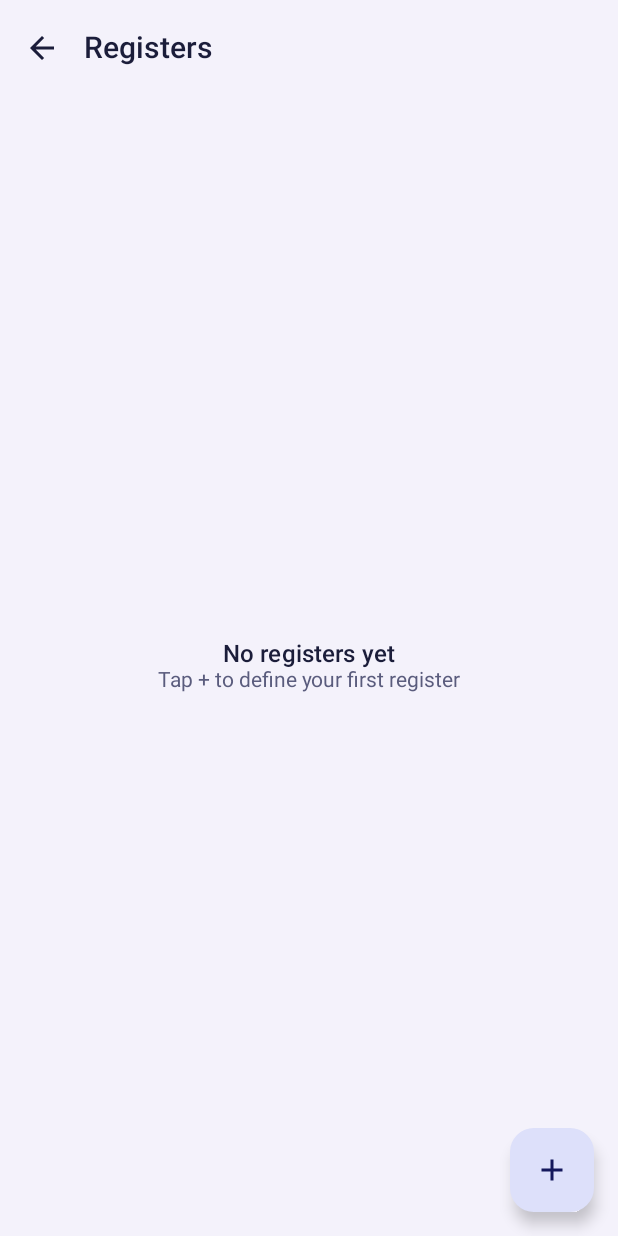
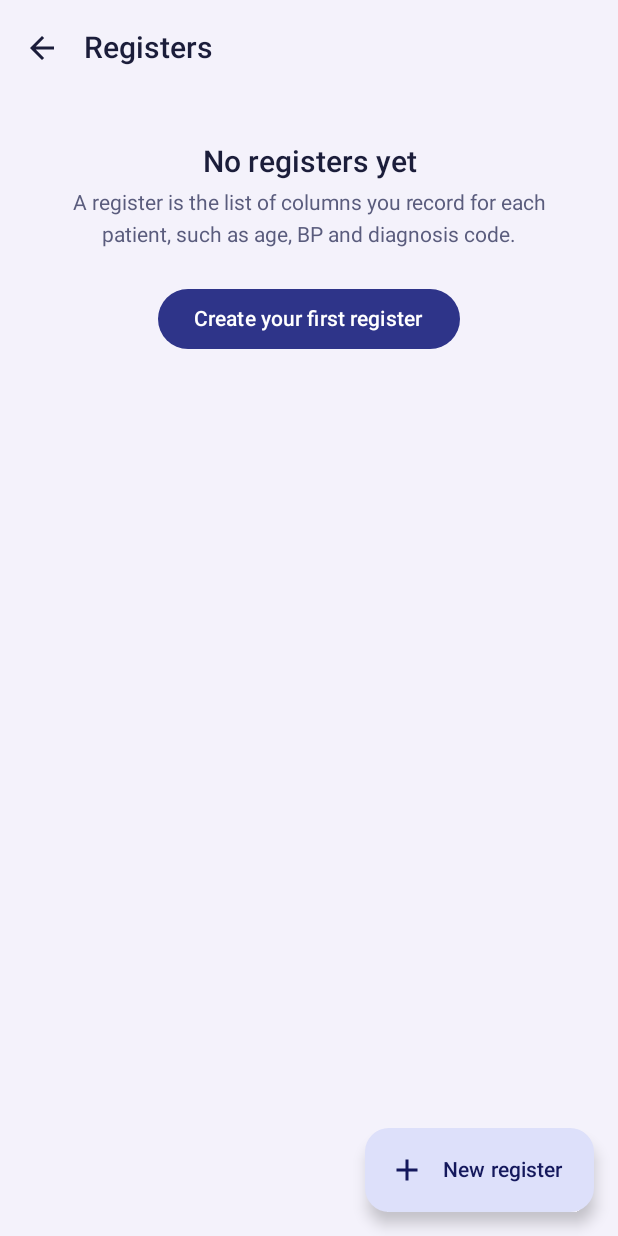
Before and after one commit to sammyotsieno-cloud/AfyaReport, an Android app built with Jetpack Compose: the RegisterListScreen screen opened through its navigation route, on a phone screen of 412 x 824 dp. Run offline under Robolectric (Android 15) with nearby library versions, the phone set to English and light mode, and no system bars.

Commit message:
Restyle Home and Registers: margin cards, themed top bar, empty state

```diff
--- a/app/src/main/java/ke/co/afyareport/ui/home/HomeScreen.kt
+++ b/app/src/main/java/ke/co/afyareport/ui/home/HomeScreen.kt
@@ -4,16 +4,15 @@ import androidx.compose.foundation.layout.Arrangement
 import androidx.compose.foundation.layout.Column
 import androidx.compose.foundation.layout.Spacer
 import androidx.compose.foundation.layout.fillMaxSize
-import androidx.compose.foundation.layout.fillMaxWidth
 import androidx.compose.foundation.layout.height
 import androidx.compose.foundation.layout.padding
-import androidx.compose.material3.Button
+import androidx.compose.foundation.layout.safeDrawingPadding
 import androidx.compose.material3.MaterialTheme
 import androidx.compose.material3.Text
 import androidx.compose.runtime.Composable
-import androidx.compose.ui.Alignment
 import androidx.compose.ui.Modifier
 import androidx.compose.ui.unit.dp
+import ke.co.afyareport.ui.theme.MarginCard
 
 @Composable
 fun HomeScreen(
@@ -23,36 +22,42 @@ fun HomeScreen(
     Column(
         modifier = Modifier
             .fillMaxSize()
-            .padding(24.dp),
-        verticalArrangement = Arrangement.Center,
-        horizontalAlignment = Alignment.CenterHorizontally
+            .safeDrawingPadding()
+            .padding(horizontal = 20.dp, vertical = 24.dp),
+        verticalArrangement = Arrangement.Top
     ) {
+        Spacer(Modifier.height(48.dp))
         Text(
             text = "AfyaReport",
-            style = MaterialTheme.typography.headlineLarge
+            style = MaterialTheme.typography.displaySmall,
+            color = MaterialTheme.colorScheme.primary
         )
+        Spacer(Modifier.height(8.dp))
         Text(
-            text = "Offline health register & reporting",
-            style = MaterialTheme.typography.bodyMedium,
+            text = "Set up a register once, enter patients, and get the monthly summary without a tally sheet.",
+            style = MaterialTheme.typography.bodyLarge,
             color = MaterialTheme.colorScheme.onSurfaceVariant
         )
+        Spacer(Modifier.height(40.dp))
 
-        Spacer(modifier = Modifier.height(48.dp))
-
-        Button(
-            onClick = onNavigateToRegisters,
-            modifier = Modifier.fillMaxWidth()
-        ) {
-            Text("Registers")
+        MarginCard(onClick = onNavigateToRegisters) {
+            Text("Registers", style = MaterialTheme.typography.titleMedium)
+            Spacer(Modifier.height(2.dp))
+            Text(
+                "Define the columns of a register and the codes it uses.",
+                style = MaterialTheme.typography.bodyMedium,
+                color = MaterialTheme.colorScheme.onSurfaceVariant
+            )
         }
-
-        Spacer(modifier = Modifier.height(16.dp))
-
-        Button(
-            onClick = onNavigateToSessions,
-            modifier = Modifier.fillMaxWidth()
-        ) {
-            Text("Reporting Sessions")
+        Spacer(Modifier.height(12.dp))
+        MarginCard(onClick = onNavigateToSessions) {
+            Text("Reporting sessions", style = MaterialTheme.typography.titleMedium)
+            Spacer(Modifier.height(2.dp))
+            Text(
+                "Enter patients from a register and compile the month.",
+                style = MaterialTheme.typography.bodyMedium,
+                color = MaterialTheme.colorScheme.onSurfaceVariant
+            )
         }
     }
 }
--- a/app/src/main/java/ke/co/afyareport/ui/register/RegisterListScreen.kt
+++ b/app/src/main/java/ke/co/afyareport/ui/register/RegisterListScreen.kt
@@ -1,8 +1,6 @@
 package ke.co.afyareport.ui.register
 
-import androidx.compose.foundation.clickable
 import androidx.compose.foundation.layout.Arrangement
-import androidx.compose.foundation.layout.Column
 import androidx.compose.foundation.layout.PaddingValues
 import androidx.compose.foundation.layout.Row
 import androidx.compose.foundation.layout.fillMaxSize
@@ -11,17 +9,12 @@ import androidx.compose.foundation.layout.padding
 import androidx.compose.foundation.lazy.LazyColumn
 import androidx.compose.foundation.lazy.items
 import androidx.compose.material.icons.Icons
-import androidx.compose.material.icons.automirrored.filled.ArrowBack
 import androidx.compose.material.icons.filled.Add
-import androidx.compose.material3.Card
-import androidx.compose.material3.ExperimentalMaterial3Api
-import androidx.compose.material3.FloatingActionButton
+import androidx.compose.material3.ExtendedFloatingActionButton
 import androidx.compose.material3.Icon
-import androidx.compose.material3.IconButton
 import androidx.compose.material3.MaterialTheme
 import androidx.compose.material3.Scaffold
 import androidx.compose.material3.Text
-import androidx.compose.material3.TopAppBar
 import androidx.compose.runtime.Composable
 import androidx.compose.runtime.collectAsState
 import androidx.compose.runtime.getValue
@@ -30,8 +23,12 @@ import androidx.compose.ui.Modifier
 import androidx.compose.ui.unit.dp
 import ke.co.afyareport.data.local.entity.RegisterDefinitionEntity
 import ke.co.afyareport.data.repository.RegisterRepository
+import ke.co.afyareport.ui.theme.AfyaTopBar
+import ke.co.afyareport.ui.theme.ChipTone
+import ke.co.afyareport.ui.theme.EmptyState
+import ke.co.afyareport.ui.theme.MarginCard
+import ke.co.afyareport.ui.theme.StatusChip
 
-@OptIn(ExperimentalMaterial3Api::class)
 @Composable
 fun RegisterListScreen(
     registerRepository: RegisterRepository,
@@ -42,54 +39,31 @@ fun RegisterListScreen(
     val registers by registerRepository.observeAllRegisters().collectAsState(initial = emptyList())
 
     Scaffold(
-        topBar = {
-            TopAppBar(
-                title = { Text("Registers") },
-                navigationIcon = {
-                    IconButton(onClick = onBack) {
-                        Icon(Icons.AutoMirrored.Filled.ArrowBack, contentDescription = "Back")
-                    }
-                }
+        topBar = { AfyaTopBar(title = "Registers", onBack = onBack) },
+        floatingActionButton = {
+            ExtendedFloatingActionButton(
+                onClick = onCreateRegister,
+                icon = { Icon(Icons.Default.Add, contentDescription = null) },
+                text = { Text("New register") }
             )
-        },
-        floatingActionButton = {
-            FloatingActionButton(onClick = onCreateRegister) {
-                Icon(Icons.Default.Add, contentDescription = "Create register")
-            }
         }
     ) { padding ->
         if (registers.isEmpty()) {
-            Column(
-                modifier = Modifier
-                    .fillMaxSize()
-                    .padding(padding)
-                    .padding(24.dp),
-                verticalArrangement = Arrangement.Center,
-                horizontalAlignment = Alignment.CenterHorizontally
-            ) {
-                Text(
-                    text = "No registers yet",
-                    style = MaterialTheme.typography.titleMedium
+            EmptyState(
+                title = "No registers yet",
+                body = "A register is the list of columns you record for each patient, such as age, BP and diagnosis code.",
+                actionLabel = "Create your first register",
+                onAction = onCreateRegister,
+                modifier = Modifier.fillMaxSize().padding(padding)
             )
-                Text(
-                    text = "Tap + to define your first register",
-                    style = MaterialTheme.typography.bodyMedium,
-                    color = MaterialTheme.colorScheme.onSurfaceVariant
-                )
-            }
         } else {
             LazyColumn(
-                modifier = Modifier
-                    .fillMaxSize()
-                    .padding(padding),
-                contentPadding = PaddingValues(16.dp),
+                modifier = Modifier.fillMaxSize().padding(padding),
+                contentPadding = PaddingValues(start = 16.dp, end = 16.dp, top = 8.dp, bottom = 96.dp),
                 verticalArrangement = Arrangement.spacedBy(12.dp)
             ) {
                 items(registers, key = { it.id }) { register ->
-                    RegisterCard(
-                        register = register,
-                        onClick = { onRegisterClick(register.id) }
-                    )
+                    RegisterCard(register) { onRegisterClick(register.id) }
                 }
             }
         }
@@ -97,37 +71,27 @@ fun RegisterListScreen(
 }
 
 @Composable
-private fun RegisterCard(
-    register: RegisterDefinitionEntity,
-    onClick: () -> Unit
+private fun RegisterCard(register: RegisterDefinitionEntity, onClick: () -> Unit) {
+    MarginCard(onClick = onClick) {
+        Row(
+            modifier = Modifier.fillMaxWidth(),
+            horizontalArrangement = Arrangement.SpaceBetween,
+            verticalAlignment = Alignment.CenterVertically
         ) {
-    Card(
-        modifier = Modifier
-            .fillMaxWidth()
-            .clickable(onClick = onClick)
-    ) {
-        Column(modifier = Modifier.padding(16.dp)) {
             Text(
                 text = register.name,
-                style = MaterialTheme.typography.titleMedium
+                style = MaterialTheme.typography.titleMedium,
+                modifier = Modifier.weight(1f)
             )
+            StatusChip("v${register.version}", ChipTone.Neutral)
+        }
         if (register.description.isNotBlank()) {
             Text(
                 text = register.description,
                 style = MaterialTheme.typography.bodyMedium,
-                    color = MaterialTheme.colorScheme.onSurfaceVariant
-                )
-            }
-            Row(
-                modifier = Modifier.padding(top = 8.dp),
-                horizontalArrangement = Arrangement.spacedBy(16.dp)
-            ) {
-                Text(
-                    text = "v${register.version}",
-                    style = MaterialTheme.typography.labelMedium,
-                    color = MaterialTheme.colorScheme.primary
+                color = MaterialTheme.colorScheme.onSurfaceVariant,
+                modifier = Modifier.padding(top = 4.dp)
             )
         }
     }
 }
-}
--- /dev/null
+++ b/app/src/main/java/ke/co/afyareport/ui/theme/Chrome.kt
@@ -0,0 +1,86 @@
+package ke.co.afyareport.ui.theme
+
+import androidx.compose.foundation.BorderStroke
+import androidx.compose.foundation.background
+import androidx.compose.foundation.layout.Box
+import androidx.compose.foundation.layout.Column
+import androidx.compose.foundation.layout.ColumnScope
+import androidx.compose.foundation.layout.IntrinsicSize
+import androidx.compose.foundation.layout.Row
+import androidx.compose.foundation.layout.RowScope
+import androidx.compose.foundation.layout.fillMaxHeight
+import androidx.compose.foundation.layout.fillMaxWidth
+import androidx.compose.foundation.layout.height
+import androidx.compose.foundation.layout.padding
+import androidx.compose.foundation.layout.width
+import androidx.compose.material.icons.Icons
+import androidx.compose.material.icons.automirrored.filled.ArrowBack
+import androidx.compose.material3.ExperimentalMaterial3Api
+import androidx.compose.material3.Icon
+import androidx.compose.material3.IconButton
+import androidx.compose.material3.MaterialTheme
+import androidx.compose.material3.Surface
+import androidx.compose.material3.Text
+import androidx.compose.material3.TopAppBar
+import androidx.compose.material3.TopAppBarDefaults
+import androidx.compose.runtime.Composable
+import androidx.compose.ui.Modifier
+import androidx.compose.ui.unit.dp
+
+/** A white sheet with an indigo margin rule on the left, like a register page. */
+@Composable
+fun MarginCard(
+    onClick: () -> Unit,
+    modifier: Modifier = Modifier,
+    content: @Composable ColumnScope.() -> Unit
+) {
+    Surface(
+        onClick = onClick,
+        modifier = modifier.fillMaxWidth(),
+        shape = MaterialTheme.shapes.medium,
+        color = MaterialTheme.colorScheme.surfaceContainerLowest,
+        border = BorderStroke(1.dp, MaterialTheme.colorScheme.outlineVariant)
+    ) {
+        Row(Modifier.height(IntrinsicSize.Min)) {
+            Box(
+                Modifier
+                    .width(5.dp)
+                    .fillMaxHeight()
+                    .background(MaterialTheme.colorScheme.primary)
+            )
+            Column(
+                modifier = Modifier
+                    .weight(1f)
+                    .padding(horizontal = 16.dp, vertical = 14.dp),
+                content = content
+            )
+        }
+    }
+}
+
+@OptIn(ExperimentalMaterial3Api::class)
+@Composable
+fun AfyaTopBar(
+    title: String,
+    onBack: (() -> Unit)? = null,
+    actions: @Composable RowScope.() -> Unit = {}
+) {
+    TopAppBar(
+        title = { Text(title, style = MaterialTheme.typography.titleLarge) },
+        navigationIcon = {
+            if (onBack != null) {
+                IconButton(onClick = onBack) {
+                    Icon(Icons.AutoMirrored.Filled.ArrowBack, contentDescription = "Back")
+                }
+            }
+        },
+        actions = actions,
+        colors = TopAppBarDefaults.topAppBarColors(
+            containerColor = MaterialTheme.colorScheme.background,
+            scrolledContainerColor = MaterialTheme.colorScheme.background,
+            titleContentColor = MaterialTheme.colorScheme.onBackground,
+            navigationIconContentColor = MaterialTheme.colorScheme.onBackground,
+            actionIconContentColor = MaterialTheme.colorScheme.primary
+        )
+    )
+}
```
Lines whose indentation alone changed are shown as unchanged.
